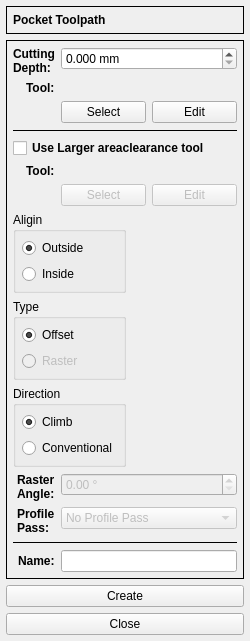
Above: G2G/forms/pocketform.ui from aLDime/GERBER_X2 before the change. Below: the same form after it.
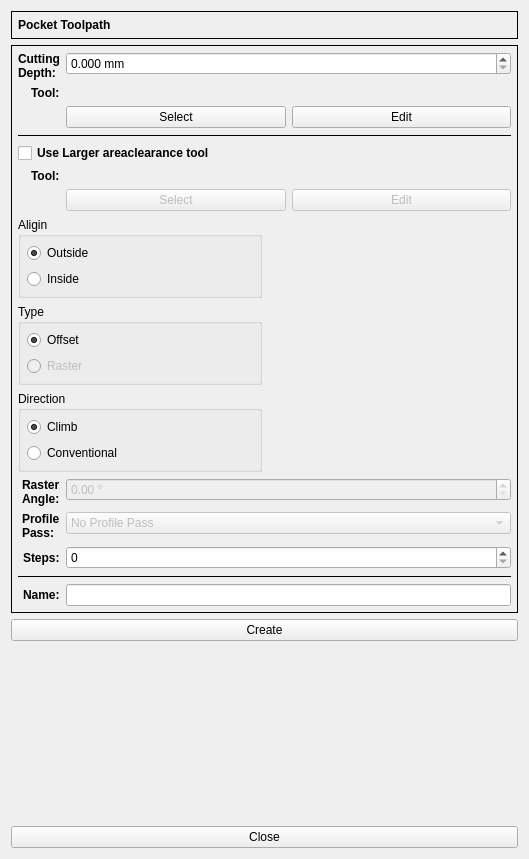
That is the form after the change. Icons and pictures are not drawn.

Patch:
```diff
--- a/G2G/forms/pocketform.ui
+++ b/G2G/forms/pocketform.ui
@@ -6,8 +6,8 @@
    <rect>
     <x>0</x>
     <y>0</y>
-    <width>250</width>
-    <height>601</height>
+    <width>529</width>
+    <height>859</height>
    </rect>
   </property>
   <property name="minimumSize">
@@ -20,18 +20,6 @@
    <string>Form</string>
   </property>
   <layout class="QVBoxLayout" name="verticalLayout">
-   <property name="leftMargin">
-    <number>6</number>
-   </property>
-   <property name="topMargin">
-    <number>6</number>
-   </property>
-   <property name="rightMargin">
-    <number>6</number>
-   </property>
-   <property name="bottomMargin">
-    <number>6</number>
-   </property>
    <item>
     <widget class="QFrame" name="frame">
      <property name="sizePolicy">
@@ -304,7 +292,7 @@
         </item>
        </layout>
       </item>
-      <item row="10" column="0" colspan="2">
+      <item row="11" column="0" colspan="2">
        <widget class="Line" name="line_2">
         <property name="frameShadow">
          <enum>QFrame::Plain</enum>
@@ -324,7 +312,7 @@
         </property>
        </widget>
       </item>
-      <item row="11" column="0">
+      <item row="12" column="0">
        <widget class="QLabel" name="label_6">
         <property name="font">
          <font>
@@ -337,7 +325,7 @@
         </property>
        </widget>
       </item>
-      <item row="11" column="1">
+      <item row="12" column="1">
        <widget class="QLineEdit" name="leName"/>
       </item>
       <item row="8" column="0">
@@ -463,6 +451,22 @@
         </item>
        </layout>
       </item>
+      <item row="10" column="1">
+       <widget class="QSpinBox" name="sbxSteps"/>
+      </item>
+      <item row="10" column="0">
+       <widget class="QLabel" name="label_8">
+        <property name="font">
+         <font>
+          <weight>75</weight>
+          <bold>true</bold>
+         </font>
+        </property>
+        <property name="text">
+         <string>Steps:</string>
+        </property>
+       </widget>
+      </item>
      </layout>
     </widget>
    </item>
```
